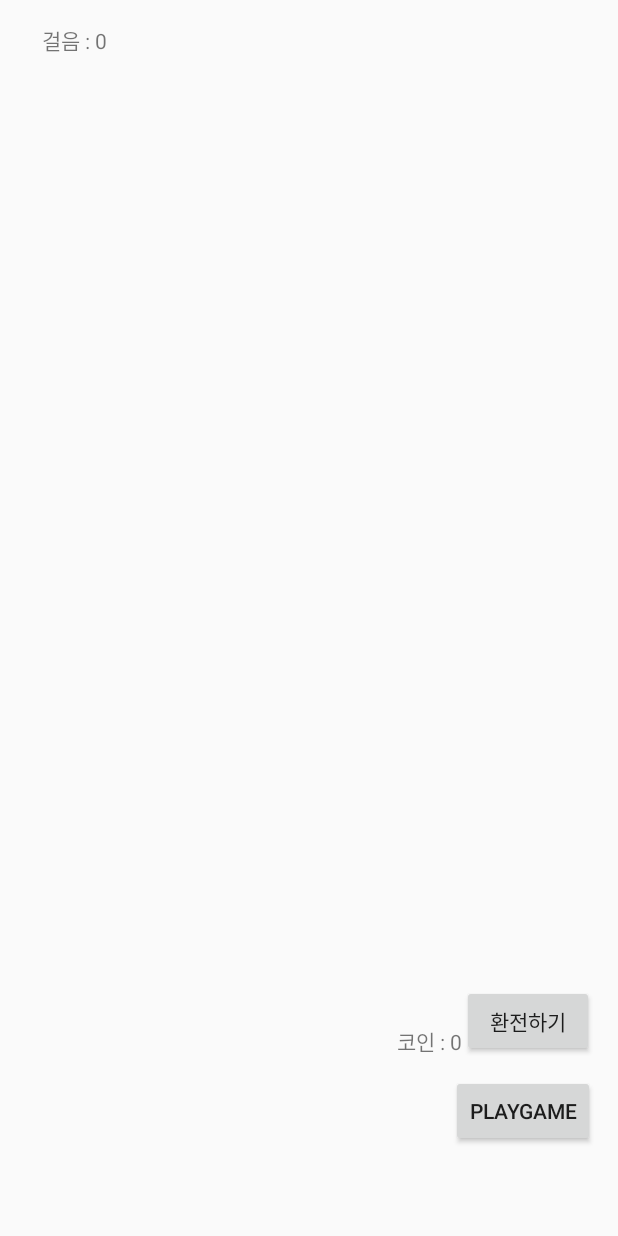
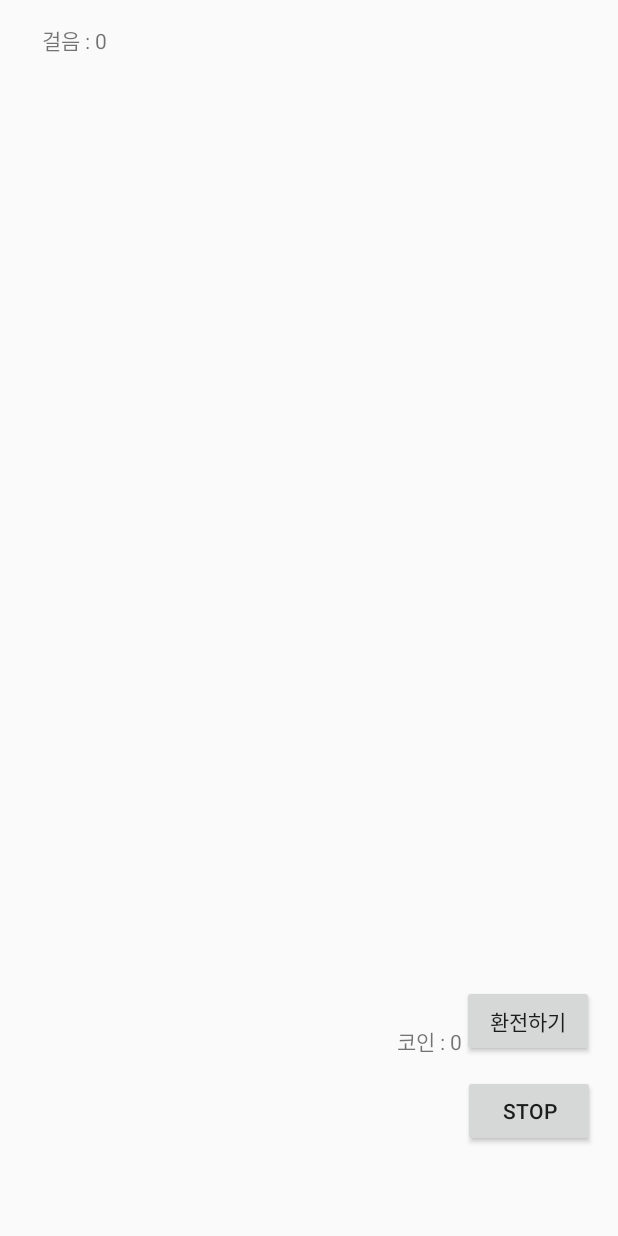
Before and after one commit to flat5u29/manbogi, an Android app: the screen it shows after launch (MainActivity), on a phone screen of 412 x 824 dp. Run offline under Robolectric (Android 15) with nearby library versions, the phone set to English and light mode, and no system bars.

Commit message:
변경전 : 1. play버튼 누른 후 흔들어야 걸음수가 올라가야하는데 실행이 안됨. 2. 그래서 그냥 앱실행하면 바로 서비스 돌아가도록 함. 3. play버튼이 필요없어짐 변경후 : play버튼을 stop버튼으로 수정한 후 stop버튼 누르면 서비스가 끝나도록 함. 흔들어도 걸음수 올라가지 않음.

```diff
--- a/app/src/main/java/com/example/gwer/manbogi/MainActivity.java
+++ b/app/src/main/java/com/example/gwer/manbogi/MainActivity.java
@@ -38,12 +38,9 @@ public class MainActivity extends Activity {
         playingBtn = (Button) findViewById(R.id.btnStopService);
         exchange = (Button) findViewById(R.id.exchange);
 
-       // playingBtn.setOnClickListener(new View.OnClickListener() {
 
 
-            //public void onClick(View v) {
 
-                if (flag) {
         // TODO Auto-generated method stub
         try {
 
@@ -56,10 +53,12 @@ public class MainActivity extends Activity {
             Toast.makeText(getApplicationContext(), e.getMessage(),
                     Toast.LENGTH_LONG).show();
         }
-                } else {
 
-                    playingBtn.setText("Go !!");
 
+         playingBtn.setOnClickListener(new View.OnClickListener() {
+
+
+        public void onClick(View v) {
         // TODO Auto-generated method stub
         try {
 
@@ -73,20 +72,18 @@ public class MainActivity extends Activity {
             Toast.makeText(getApplicationContext(), e.getMessage(),
                     Toast.LENGTH_LONG).show();
         }
+
+
          }
-
-                flag = !flag;
-
-           // }
-        //});
+        });
 
         exchange.setOnClickListener(new View.OnClickListener() {
             @Override
             public void onClick(View v) {
-                coin = coin+stepCount;
+                coin = coin + stepCount;
                 stepCount = 0;
-                cointxt.setText("코인 : "+coin);
-                countText.setText("걸음 : "+stepCount);
+                cointxt.setText("코인 : " + coin);
+                countText.setText("걸음 : " + stepCount);
                 StepValue.Step = 0;
             }
         });
--- a/app/src/main/res/layout/activity_main.xml
+++ b/app/src/main/res/layout/activity_main.xml
@@ -67,7 +67,7 @@
         android:layout_marginBottom="59dp"
         android:layout_marginEnd="15dp"
         android:layout_marginRight="15dp"
-        android:text="PlayGame"
+        android:text="Stop"
         app:layout_constraintBottom_toBottomOf="parent"
         app:layout_constraintEnd_toEndOf="parent" />
 
```
Lines whose indentation alone changed are shown as unchanged.
